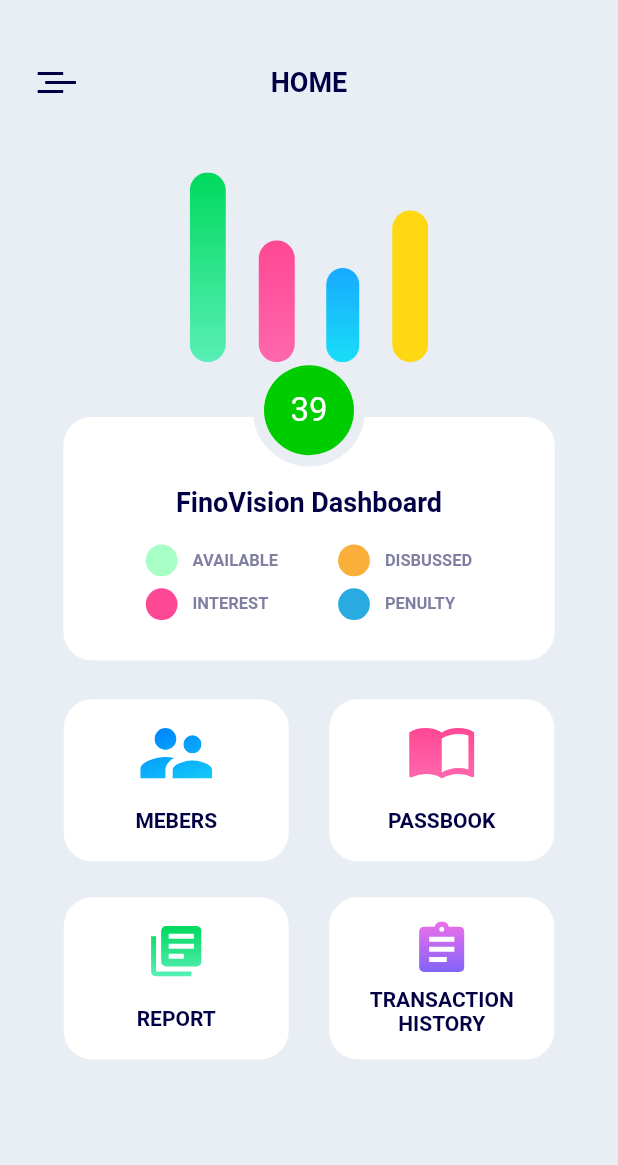
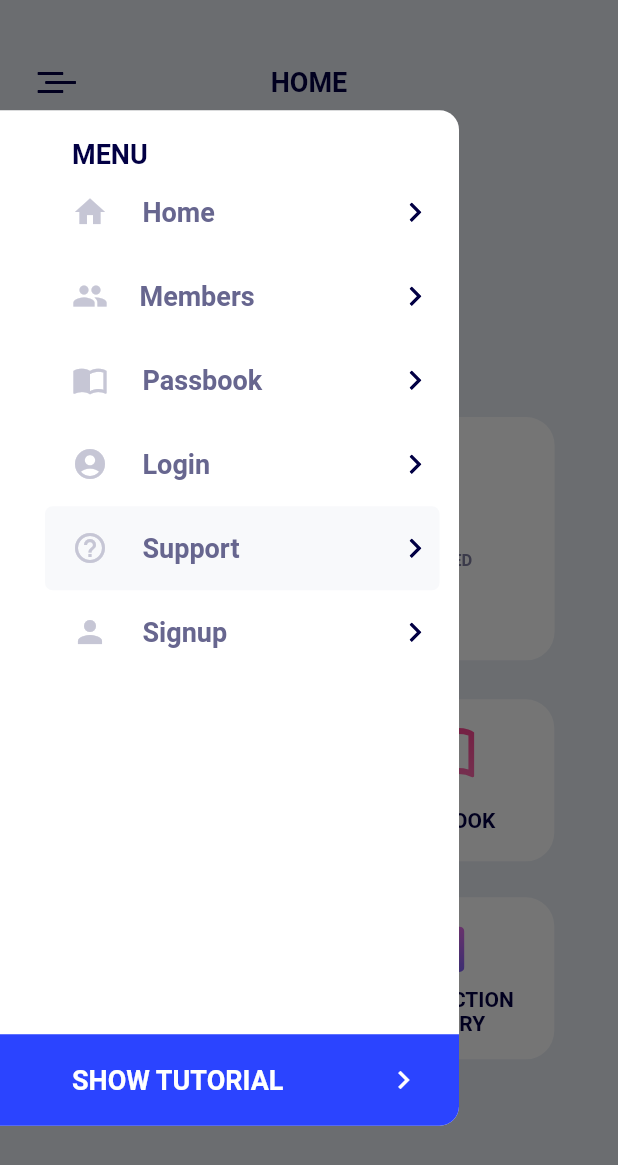
Before and after one commit to luoqiao6/flutter_finovision, a Flutter app: the screen it shows after launch, with the side drawer open (before the commit the screen has no drawer), on a phone screen of 412 x 824 dp. Shown: the top 1165 px of the screen. Run offline on Flutter 3.47's test engine with Material 2 defaults, Android fonts, the phone set to English and light mode, and no system bars; our stand-ins replace flutter_svg; Roboto replaces fonts that are missing (Montserrat-Bold, Montserrat-Medium, Montserrat-Regular).

Commit message:
left drawer 基本完成

```diff
--- /dev/null
+++ b/lib/pages/left_menu.dart
@@ -0,0 +1,418 @@
+import 'package:flutter/material.dart';
+import 'package:flutter_svg/flutter_svg.dart';
+import 'package:flutter_finovision/utils/fino_colors.dart';
+import 'package:flutter_finovision/utils/fino_textStyles.dart';
+
+
+class LeftMenu extends StatefulWidget {
+
+  @override
+  State<StatefulWidget> createState() {
+    return LeftMenuState();
+  }
+}
+
+class LeftMenuState extends State<LeftMenu> {
+
+  @override
+  Widget build(BuildContext context) {
+
+    return Container(
+      width: 306,
+      height: 677,
+      decoration: BoxDecoration(
+        color: FinoColors.white,
+        borderRadius:BorderRadius.only(
+          topRight: Radius.circular(13),
+          bottomRight: Radius.circular(13),
+        ),
+      ),
+      child: Column(
+        //mainAxisAlignment: MainAxisAlignment.start,
+        //crossAxisAlignment: CrossAxisAlignment.start,
+        children: <Widget>[
+
+          Padding(
+            padding: EdgeInsets.only(left: 30, right: 13),
+            child: Column(
+              children: <Widget>[
+                Padding(
+                  padding: EdgeInsets.only(top: 19,),
+                ),
+                Container(
+                  alignment: Alignment.topLeft,
+                  padding: EdgeInsets.only(left: 18, right: 12),
+                  child: Text('MENU', style: FinoTextStyles.montserratSemiBold18DarkBlue,),
+                ),
+
+                ListView(
+                  shrinkWrap: true,
+                  children: <Widget>[
+
+                    Container(
+                      height: 56,
+                      padding: EdgeInsets.only(left: 18, right: 12),
+                      child: Row(
+                        children: <Widget>[
+
+                          Container(
+                            child: Text(
+                              String.fromCharCode(Icons.home.codePoint),
+                              style: TextStyle(
+                                fontFamily: Icons.account_circle.fontFamily,
+                                fontSize: 24,
+                                color: FinoColors.blue213,
+                              ),
+                            ),
+                          ),
+
+//                      SvgPicture.asset(
+//                        'res/images/home_icon.svg',
+//                        width: 20,
+//                        //height: 33.6,
+//                      ),
+
+                          Padding(
+                            padding: EdgeInsets.only(right: 23),
+                          ),
+
+                          Container(
+                            child: Text('Home', style: FinoTextStyles.montserratMedium18Blue143,),
+                          ),
+
+                          Expanded(
+                            child: Container(
+                              alignment: Alignment.centerRight,
+                              child: SvgPicture.asset(
+                                'res/images/more_icon.svg',
+                                width: 8,
+                                //height: 33.6,
+                              ),
+                            ),
+                          ),
+
+
+                        ],
+                      ),
+                    ),
+
+
+                    /// Members
+                    Container(
+                      height: 56,
+                      padding: EdgeInsets.only(left: 18, right: 12),
+                      child: Row(
+                        children: <Widget>[
+
+                          Container(
+                            child: Text(
+                              String.fromCharCode(Icons.group.codePoint),
+                              style: TextStyle(
+                                fontFamily: Icons.account_circle.fontFamily,
+                                fontSize: 24,
+                                color: FinoColors.blue213,
+                              ),
+                            ),
+                          ),
+
+//                      SvgPicture.asset(
+//                        'res/images/members_icon.svg',
+//                        width: 22,
+//                        //height: 33.6,
+//                      ),
+
+                          Padding(
+                            padding: EdgeInsets.only(right: 21),
+                          ),
+
+                          Container(
+                            child: Text('Members', style: FinoTextStyles.montserratMedium18Blue143,),
+                          ),
+
+                          Expanded(
+                            child: Container(
+                              alignment: Alignment.centerRight,
+                              child: SvgPicture.asset(
+                                'res/images/more_icon.svg',
+                                width: 8,
+                                //height: 33.6,
+                              ),
+                            ),
+                          ),
+
+
+                        ],
+                      ),
+                    ),
+
+
+                    /// Passbook
+                    Container(
+                      height: 56,
+                      padding: EdgeInsets.only(left: 18, right: 12),
+                      child: Row(
+                        children: <Widget>[
+
+                          Container(
+                            child: Text(
+                              String.fromCharCode(Icons.import_contacts.codePoint),
+                              style: TextStyle(
+                                fontFamily: Icons.account_circle.fontFamily,
+                                fontSize: 24,
+                                color: FinoColors.blue213,
+                              ),
+                            ),
+                          ),
+
+//                      SvgPicture.asset(
+//                        'res/images/book_icon.svg',
+//                        width: 20,
+//                        //height: 33.6,
+//                      ),
+
+                          Padding(
+                            padding: EdgeInsets.only(right: 23),
+                          ),
+
+                          Container(
+                            child: Text('Passbook', style: FinoTextStyles.montserratMedium18Blue143,),
+                          ),
+
+                          Expanded(
+                            child: Container(
+                              alignment: Alignment.centerRight,
+                              child: SvgPicture.asset(
+                                'res/images/more_icon.svg',
+                                width: 8,
+                                //height: 33.6,
+                              ),
+                            ),
+                          ),
+
+
+                        ],
+                      ),
+                    ),
+
+                    /// Login
+                    Container(
+                      height: 56,
+                      padding: EdgeInsets.only(left: 18, right: 12),
+                      child: Row(
+                        children: <Widget>[
+
+                          //Icon(Icons.account_circle,size: 20.0,color: FinoColors.blue251,),
+
+                          Container(
+                            child: Text(
+                              String.fromCharCode(Icons.account_circle.codePoint),
+                              style: TextStyle(
+                                fontFamily: Icons.account_circle.fontFamily,
+                                fontSize: 24,
+                                color: FinoColors.blue213,
+                              ),
+                            ),
+                          ),
+
+//                      SvgPicture.asset(
+//                        'res/images/account_icon.svg',
+//                        width: 20,
+//                        //height: 20,
+//                      ),
+
+                          Padding(
+                            padding: EdgeInsets.only(right: 23),
+                          ),
+
+                          Container(
+                            child: Text('Login', style: FinoTextStyles.montserratMedium18Blue143,),
+                          ),
+
+                          Expanded(
+                            child: Container(
+                              alignment: Alignment.centerRight,
+                              child: SvgPicture.asset(
+                                'res/images/more_icon.svg',
+                                width: 8,
+                                //height: 33.6,
+                              ),
+                            ),
+                          ),
+
+
+                        ],
+                      ),
+                    ),
+
+                    /// Support
+                    Container(
+                      height: 56,
+                      padding: EdgeInsets.only(left: 18, right: 12),
+                      decoration: BoxDecoration(
+                        color:FinoColors.blue251,
+                        borderRadius: BorderRadius.all(
+                          Radius.circular(5),
+                        ),
+                      ),
+                      child: Row(
+                        children: <Widget>[
+
+                          Container(
+                            child: Text(
+                              String.fromCharCode(Icons.help_outline.codePoint),
+                              style: TextStyle(
+                                fontFamily: Icons.account_circle.fontFamily,
+                                fontSize: 24,
+                                color: FinoColors.blue213,
+                              ),
+                            ),
+                          ),
+
+//                      SvgPicture.asset(
+//                        'res/images/help_icon.svg',
+//                        width: 20,
+//                        //height: 20,
+//                      ),
+
+                          Padding(
+                            padding: EdgeInsets.only(right: 23),
+                          ),
+
+                          Container(
+                            child: Text('Support', style: FinoTextStyles.montserratMedium18Blue143,),
+                          ),
+
+                          Expanded(
+                            child: Container(
+                              alignment: Alignment.centerRight,
+                              child: SvgPicture.asset(
+                                'res/images/more_icon.svg',
+                                width: 8,
+                                //height: 33.6,
+                              ),
+                            ),
+                          ),
+
+
+                        ],
+                      ),
+                    ),
+
+
+                    /// Signup
+                    Container(
+                      height: 56,
+                      padding: EdgeInsets.only(left: 18, right: 12),
+                      decoration: BoxDecoration(
+                        //color:FinoColors.blue251,
+                        borderRadius: BorderRadius.all(
+                          Radius.circular(5),
+                        ),
+                      ),
+                      child: Row(
+                        children: <Widget>[
+
+
+                          Container(
+                            child: Text(
+                              String.fromCharCode(Icons.person.codePoint),
+                              style: TextStyle(
+                                fontFamily: Icons.account_circle.fontFamily,
+                                fontSize: 24,
+                                color: FinoColors.blue213,
+                              ),
+                            ),
+                          ),
+
+//                      SvgPicture.asset(
+//                        'res/images/user_icon.svg',
+//                        width: 20,
+//                        //height: 20,
+//                      ),
+
+                          Padding(
+                            padding: EdgeInsets.only(right: 23),
+                          ),
+
+                          Container(
+                            child: Text('Signup', style: FinoTextStyles.montserratMedium18Blue143,),
+                          ),
+
+                          Expanded(
+                            child: Container(
+                              alignment: Alignment.centerRight,
+                              child: SvgPicture.asset(
+                                'res/images/more_icon.svg',
+                                width: 8,
+                                //height: 33.6,
+                              ),
+                            ),
+                          ),
+
+
+                        ],
+                      ),
+                    ),
+
+                  ],
+                ),
+
+
+              ],
+            ),
+          ),
+
+          Expanded(
+            child: Container(),
+          ),
+
+          /// SHOW TUTORIAL
+          Container(
+            height: 61,
+            alignment: Alignment.center,
+            decoration: BoxDecoration(
+              color: FinoColors.blue255,
+              borderRadius:BorderRadius.only(
+                //topRight: Radius.circular(13),
+                bottomRight: Radius.circular(13),
+              ),
+            ),
+            child: Row(
+              children: <Widget>[
+
+                Expanded(
+                  child: Container(
+                    //alignment: Alignment.center,
+                    padding: EdgeInsets.only(left: 48),
+                    child: Text('SHOW TUTORIAL', style: FinoTextStyles.montserratSemiBold18White,),
+                  ),
+                ),
+
+                Container(
+                  padding: EdgeInsets.only(right: 25),
+                  alignment: Alignment.centerRight,
+                  child: Text(
+                    String.fromCharCode(Icons.chevron_right.codePoint),
+                    style: TextStyle(
+                      fontFamily: Icons.account_circle.fontFamily,
+                      fontSize: 24,
+                      color: FinoColors.white,
+                    ),
+                  ),
+                ),
+
+              ],
+            ),
+          ),
+
+
+
+
+        ],
+      )
+
+
+
+    );
+  }
+}
--- a/lib/pages/main_page.dart
+++ b/lib/pages/main_page.dart
@@ -2,6 +2,7 @@ import 'package:flutter/material.dart';
 import 'package:flutter_svg/flutter_svg.dart';
 import 'package:flutter_finovision/utils/fino_colors.dart';
 import 'package:flutter_finovision/utils/fino_textStyles.dart';
+import 'package:flutter_finovision/pages/left_menu.dart';
 
 class MainPage extends StatefulWidget {
 
@@ -18,6 +19,7 @@ class _MainPageState extends State<MainPage> {
   Widget build(BuildContext context) {
 
     return Scaffold(
+      drawer: LeftMenu(),
       backgroundColor: FinoColors.extraBlue245,
       body: Center(
         child: Stack(
--- a/lib/utils/fino_colors.dart
+++ b/lib/utils/fino_colors.dart
@@ -6,10 +6,13 @@ class FinoColors {
 
   static const Color blue161 = Color.fromARGB(255, 128, 127, 161);
   static const Color blue202 = Color.fromARGB(255, 68, 58, 202);
+  static const Color blue143 = Color.fromARGB(255, 103, 102, 143);
   static const Color blue177 = Color.fromARGB(255, 61, 53, 177);
+  static const Color blue213 = Color.fromARGB(255, 198, 198, 213);
   static const Color blue253 = Color.fromARGB(255, 0, 138, 253);
   static const Color blue226 = Color.fromARGB(255, 41, 171, 226);
   static const Color blue247 = Color.fromARGB(255, 25, 221, 247);
+  static const Color blue251 = Color.fromARGB(255, 248, 249, 251);
   static const Color blue255 = Color.fromARGB(255, 43, 68, 255);
   static const Color extraBlue245 = Color.fromARGB(255, 233, 238, 245);
 
--- a/lib/utils/fino_textStyles.dart
+++ b/lib/utils/fino_textStyles.dart
@@ -45,4 +45,11 @@ class FinoTextStyles {
     //fontWeight: FontWeight.bold,
   );
 
+  static const montserratMedium18Blue143 = TextStyle(
+    color: FinoColors.blue143,
+    fontSize: 18,
+    fontFamily: 'Montserrat-Medium',
+    fontWeight: FontWeight.w600,
+  );
+
 }
```
Also changed, not shown: res/images/more_icon.svg (added).
